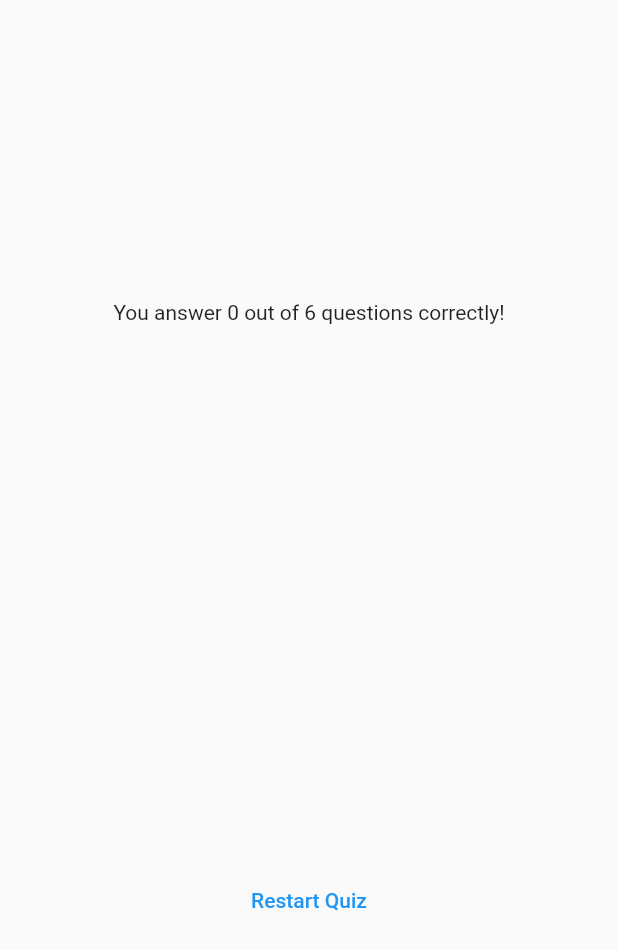
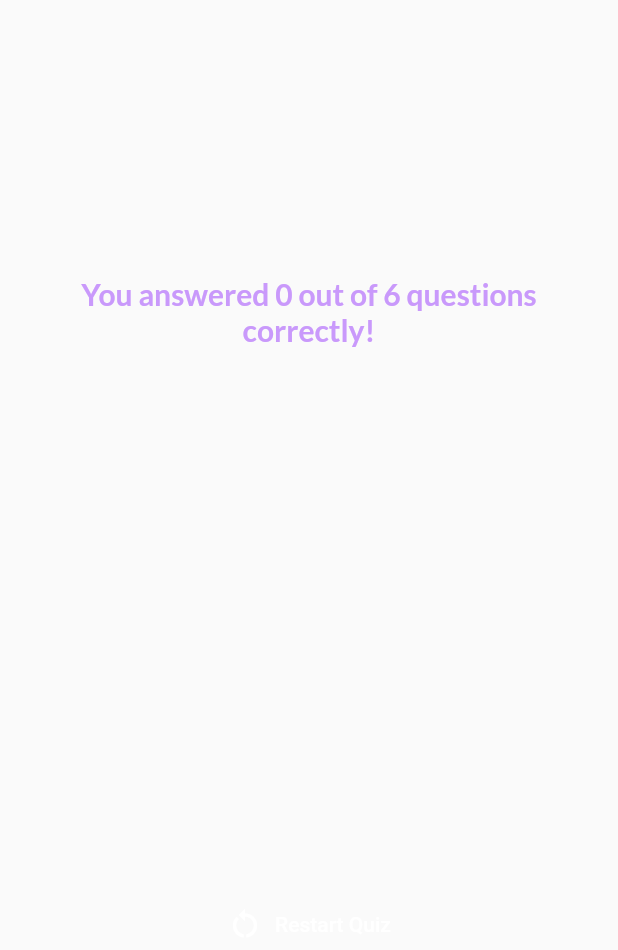
Before and after one commit to Mowgle88/quiz_app, a Flutter app: the ResultsScreen widget shown alone on an empty page, opened directly with empty values, on a phone screen of 412 x 824 dp. Shown: the top 950 px of the screen. Run offline on Flutter 3.47's test engine with Material 2 defaults, Android fonts, the phone set to English and light mode, and no system bars; our stand-ins replace google_fonts.

Commit message:
feat: add styles to Text and TextButton of results screen

```diff
--- a/lib/results_screen.dart
+++ b/lib/results_screen.dart
@@ -1,4 +1,5 @@
 import 'package:flutter/material.dart';
+import 'package:google_fonts/google_fonts.dart';
 import 'package:quiz_app/data/questions.dart';
 import 'package:quiz_app/questions_summary.dart';
 
@@ -38,7 +39,13 @@ class ResultsScreen extends StatelessWidget {
           mainAxisAlignment: MainAxisAlignment.center,
           children: [
             Text(
-                'You answer $numCorrectQuestions out of $numTotalQuestions questions correctly!'),
+              'You answered $numCorrectQuestions out of $numTotalQuestions questions correctly!',
+              style: GoogleFonts.lato(
+                  color: const Color.fromARGB(255, 201, 153, 251),
+                  fontSize: 20,
+                  fontWeight: FontWeight.bold),
+              textAlign: TextAlign.center,
+            ),
             const SizedBox(
               height: 30,
             ),
@@ -46,9 +53,14 @@ class ResultsScreen extends StatelessWidget {
             const SizedBox(
               height: 30,
             ),
-            TextButton(
+            TextButton.icon(
               onPressed: () {},
-              child: const Text('Restart Quiz'),
+              icon: const Icon(
+                Icons.restart_alt,
+              ),
+              style: const ButtonStyle(
+                  foregroundColor: MaterialStatePropertyAll(Colors.white)),
+              label: const Text('Restart Quiz'),
             )
           ],
         ),
```
